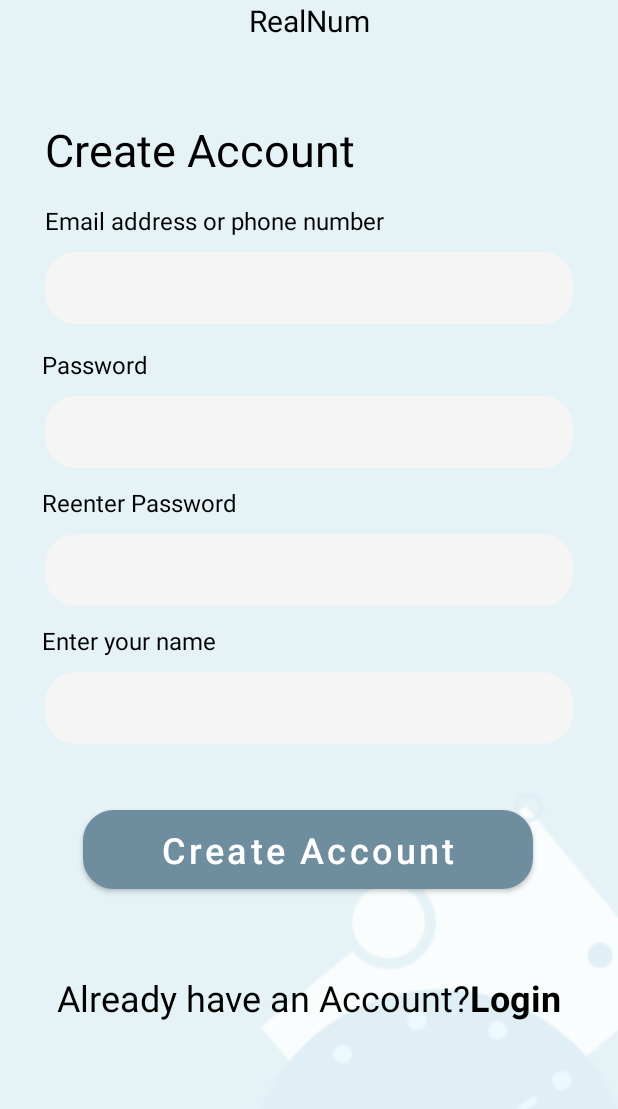
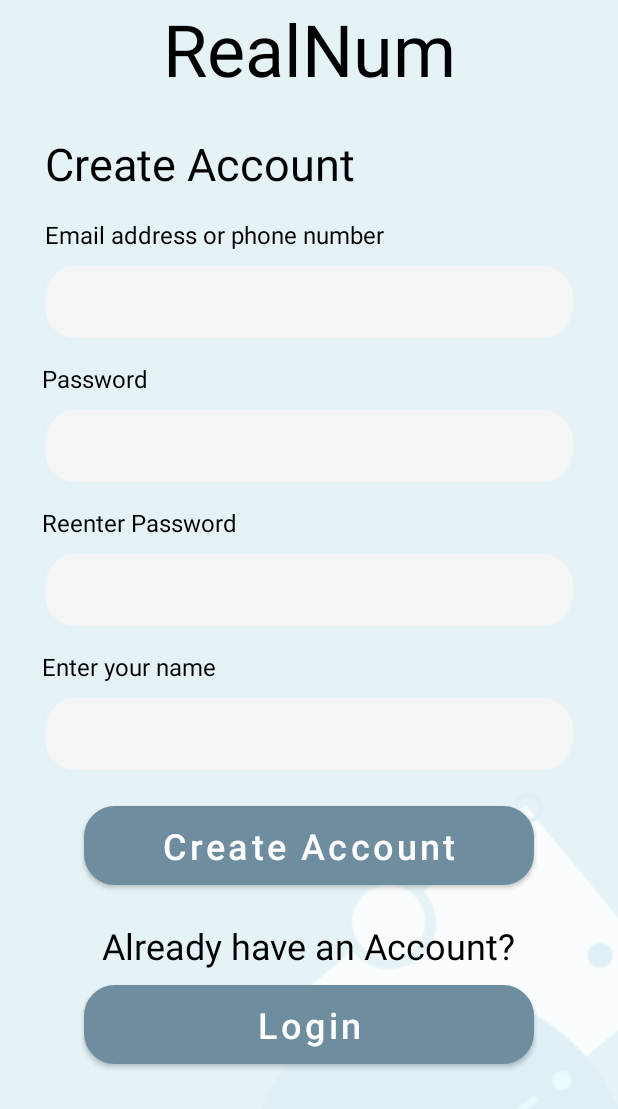
Before and after one commit to Huyenhuynhh/RealNum, an Android app: the SignUpActivity screen opened directly, with no data from a screen before it, after a tap on "Create Account", on a phone screen of 412 x 824 dp. Shown: the top 1109 px of the screen. Run offline under Robolectric (Android 15) with nearby library versions, the phone set to English and light mode, and no system bars.

Commit message:
Added DBHelper class for SQLiteDatabase storing profile information Updated signup activity to save to database

```diff
--- a/app/src/main/java/com/example/login/ProfileActivity.java
+++ b/app/src/main/java/com/example/login/ProfileActivity.java
@@ -11,4 +11,6 @@ public class ProfileActivity extends AppCompatActivity {
         super.onCreate(savedInstanceState);
         setContentView(R.layout.activity_profile);
     }
+
+
 }
--- a/app/src/main/java/com/example/login/SignUpActivity.java
+++ b/app/src/main/java/com/example/login/SignUpActivity.java
@@ -3,29 +3,85 @@ package com.example.login;
 import android.content.Intent;
 import android.os.Bundle;
 import android.view.View;
+import android.widget.Button;
 import android.widget.EditText;
+import android.widget.Toast;
 
 import androidx.appcompat.app.AppCompatActivity;
 
 public class SignUpActivity extends AppCompatActivity {
-    EditText userEmailPhone;
-    EditText password;
+
+    EditText userEmailPhone, password, passwordMatch, userName;
+
+    DBHelper RealNumDB;
 
     @Override
     protected void onCreate(Bundle savedInstanceState) {
         super.onCreate(savedInstanceState);
+
         setContentView(R.layout.activity_sign_up);
-        password=findViewById(R.id.input_password);
+
         userEmailPhone =findViewById(R.id.input_email_phone);
-    }
+        password = findViewById(R.id.input_password);
+        passwordMatch = findViewById(R.id.input_renter_password);
+        userName = findViewById(R.id.input_username);
 
-    public void createAccount(View view) {
-        if(!(userEmailPhone.getText().toString().equals("")&&password.getText().toString().equals(""))){
-            startActivity(new Intent(SignUpActivity.this,WelcomeActivity.class));
-        }
-    }
+        Button createAccount = ((Button) findViewById(R.id.buttonCreateAccount));
+        Button moveToLogin = ((Button) findViewById(R.id.buttonMoveToLogin));
 
-    public void moveToLoginScreen(View view) {
-        startActivity(new Intent(SignUpActivity.this,MainActivity.class));
+        RealNumDB = new DBHelper(this);
+
+        createAccount.setOnClickListener(new View.OnClickListener() {
+            @Override
+            public void onClick(View view) {
+                String uEP = userEmailPhone.getText().toString();
+                String pw = password.getText().toString();
+                String pwM = passwordMatch.getText().toString();
+                String uN = userName.getText().toString();
+
+                if(uEP.equals("")||pw.equals("")||pwM.equals("")||uN.equals("")){
+                    Toast.makeText(SignUpActivity.this, "Please complete all sections",
+                            Toast.LENGTH_SHORT).show();
+                }
+                else {
+                    if(pw.equals(pwM)) {
+                        Boolean checkUserEmailPhone = RealNumDB.checkUserEmailPhone(uEP);
+                        if(!checkUserEmailPhone) {
+                            Boolean insert = RealNumDB.insertData(uEP, pw, uN);
+                            if(insert) {
+                                Toast.makeText(SignUpActivity.this,
+                                        "Welcome to RealNum " + uN, Toast.LENGTH_SHORT).show();
+                                Intent intent = new Intent(getApplicationContext(),
+                                        WelcomeActivity.class);
+                                startActivity(intent);
+                            }
+                            else {
+                                    Toast.makeText(SignUpActivity.this,
+                                            "Unable to create account", Toast.LENGTH_SHORT)
+                                            .show();
+                            }
+                        }
+                        else {
+                            Toast.makeText(SignUpActivity.this,
+                                    "Profile already exists. Please sign in",
+                                    Toast.LENGTH_SHORT).show();
+                        }
+                    }
+                    else {
+                        Toast.makeText(SignUpActivity.this, "Passwords do not match",
+                                Toast.LENGTH_SHORT).show();
+                    }
+                }
+
+            }
+        });
+
+        moveToLogin.setOnClickListener(new View.OnClickListener() {
+            @Override
+            public void onClick(View view) {
+                Intent intent = new Intent(SignUpActivity.this, MainActivity.class);
+
+            }
+        });
     }
 }
--- a/app/src/main/java/com/example/login/WelcomeActivity.java
+++ b/app/src/main/java/com/example/login/WelcomeActivity.java
@@ -3,14 +3,12 @@ package com.example.login;
 import android.os.Bundle;
 
 import androidx.appcompat.app.AppCompatActivity;
-import androidx.navigation.ui.AppBarConfiguration;
 
 import com.example.login.databinding.ActivityWelcomeBinding;
 
 public class WelcomeActivity extends AppCompatActivity {
 
-    private AppBarConfiguration appBarConfiguration;
-    private ActivityWelcomeBinding binding;
+     private ActivityWelcomeBinding binding;
 
     @Override
     protected void onCreate(Bundle savedInstanceState) {
--- a/app/src/main/res/layout/activity_sign_up.xml
+++ b/app/src/main/res/layout/activity_sign_up.xml
@@ -13,7 +13,7 @@
         android:layout_height="wrap_content"
         android:text="@string/app_name"
         android:textColor="@color/black"
-        android:textSize="20sp"
+        android:textSize="48sp"
         app:layout_constraintEnd_toEndOf="parent"
         app:layout_constraintStart_toStartOf="parent"
         app:layout_constraintTop_toTopOf="parent" />
@@ -23,7 +23,7 @@
         android:layout_width="wrap_content"
         android:layout_height="wrap_content"
         android:layout_marginStart="30dp"
-        android:layout_marginTop="52dp"
+        android:layout_marginTop="24dp"
         android:text="@string/create_account"
         android:textColor="@color/black"
         android:textSize="30sp"
@@ -93,7 +93,7 @@
         android:layout_width="wrap_content"
         android:layout_height="wrap_content"
         android:layout_marginStart="28dp"
-        android:layout_marginTop="12dp"
+        android:layout_marginTop="16dp"
         android:text="@string/reenter_password"
         android:textColor="@color/black"
         android:textSize="16sp"
@@ -118,7 +118,7 @@
         android:layout_width="wrap_content"
         android:layout_height="wrap_content"
         android:layout_marginStart="28dp"
-        android:layout_marginTop="12dp"
+        android:layout_marginTop="16dp"
         android:text="@string/enter_your_name"
         android:textColor="@color/black"
         android:textSize="16sp"
@@ -142,29 +142,43 @@
         android:id="@+id/buttonCreateAccount"
         android:layout_width="300dp"
         android:layout_height="wrap_content"
-        android:layout_marginTop="44dp"
+        android:layout_marginTop="24dp"
         android:background="@drawable/btn_bg"
-        android:onClick="createAccount"
         android:text="@string/create_account"
         android:textAllCaps="false"
         android:textSize="24sp"
         app:backgroundTint="#6e8d9f"
         app:layout_constraintEnd_toEndOf="parent"
-        app:layout_constraintHorizontal_bias="0.497"
         app:layout_constraintStart_toStartOf="parent"
         app:layout_constraintTop_toBottomOf="@+id/input_username" />
 
     <TextView
-        android:id="@+id/buttonMoveToLogin"
+        android:id="@+id/text_move_to_login"
         android:layout_width="wrap_content"
         android:layout_height="wrap_content"
-        android:layout_marginTop="56dp"
-        android:onClick="moveToLoginScreen"
+        android:layout_marginStart="68dp"
+        android:layout_marginTop="24dp"
         android:text="@string/login_text"
         android:textColor="@color/black"
         android:textSize="24sp"
-        app:layout_constraintEnd_toEndOf="parent"
         app:layout_constraintStart_toStartOf="parent"
         app:layout_constraintTop_toBottomOf="@+id/buttonCreateAccount" />
 
+    <Button
+        android:id="@+id/buttonMoveToLogin"
+        android:layout_width="300dp"
+        android:layout_height="wrap_content"
+        android:layout_marginTop="10dp"
+        android:background="@drawable/btn_bg"
+        android:onClick="moveToLoginScreen"
+        android:text="@string/text_button_login"
+        android:textColor="@color/white"
+        android:textAllCaps="false"
+        android:textSize="24sp"
+        app:backgroundTint="#6e8d9f"
+        app:layout_constraintEnd_toEndOf="parent"
+        app:layout_constraintStart_toStartOf="parent"
+        app:layout_constraintTop_toBottomOf="@+id/text_move_to_login" />
+
+
 </androidx.constraintlayout.widget.ConstraintLayout>
--- a/app/src/main/res/values/strings.xml
+++ b/app/src/main/res/values/strings.xml
@@ -1,7 +1,7 @@
 <?xml version="1.0" encoding="utf-8"?>
 <resources>
     <string name="app_name">RealNum</string>
-    <string name="login_text">Already have an Account?<b>Login</b></string>
+    <string name="login_text">Already have an Account?</string>
     <string name="app_title">RealNum</string>
     <string name="profile_image">Profile Image</string>
     <string name="main_welcome_text">Welcome to RealNum,\n USER</string>
@@ -35,5 +35,7 @@
     <string name="reenter_password">Reenter Password</string>
     <string name="button_change_profile_image">Change Profile Image</string>
     <string name="enter_your_name">Enter your name</string>
+    <string name="text_button_login">Login</string>
+
 
 </resources>
```
Also changed, not shown: app/src/main/java/com/example/login/DBHelper.java (added, +65 -0 lines).
